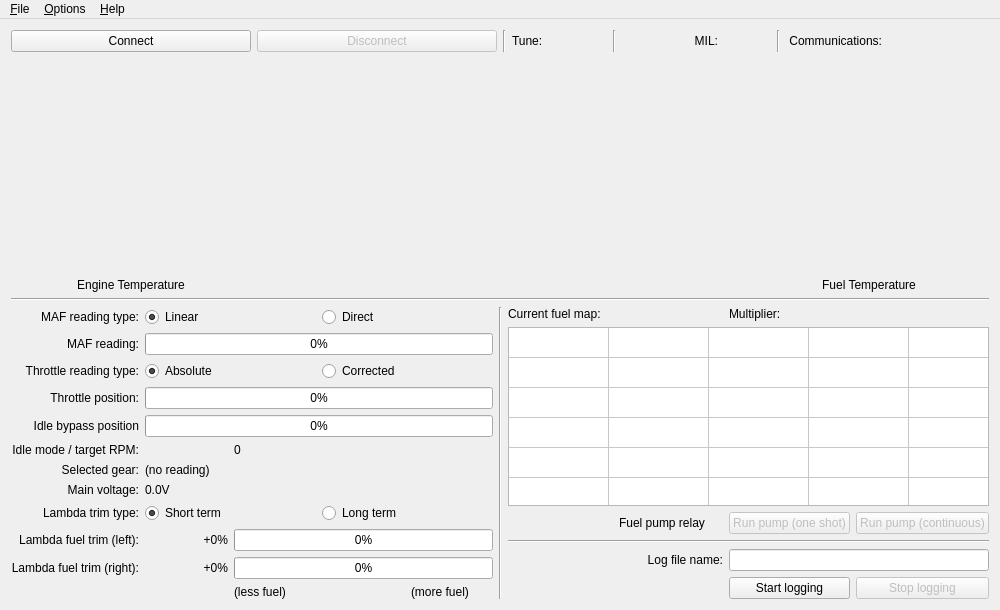
Above: mainwindow.ui from colinbourassa/rovergauge before the change. Below: the same form after it.
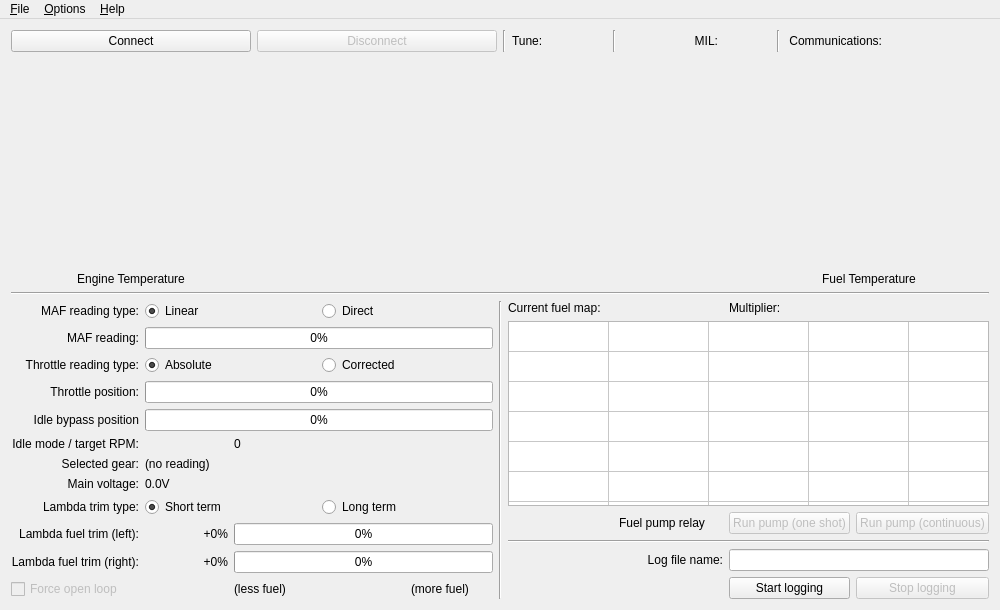
That is the form after the change. Custom widgets are drawn as their Qt base class.

Commit message: Testing: force open loop checkbox

```diff
--- a/mainwindow.ui
+++ b/mainwindow.ui
@@ -458,6 +458,16 @@
             </property>
            </widget>
           </item>
+          <item row="11" column="0">
+           <widget class="QCheckBox" name="m_forceOpenLoopCheckbox">
+            <property name="enabled">
+             <bool>false</bool>
+            </property>
+            <property name="text">
+             <string>Force open loop</string>
+            </property>
+           </widget>
+          </item>
          </layout>
         </item>
         <item>
```
Left out of the diff: 2 changed lines with no effect on the pictures. The commit also changes 4 other files.
